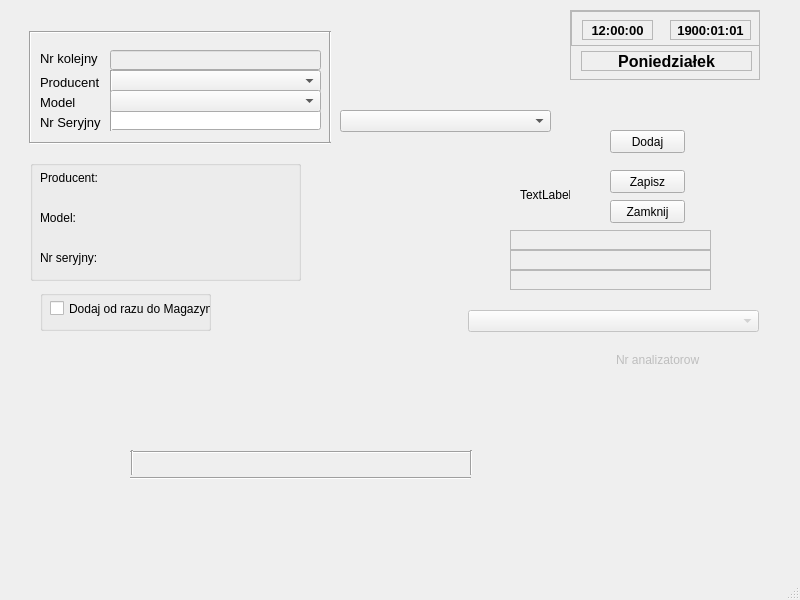
Astropl/OptiBase, file Urzadzenia/urzadzenia.ui: the form before one commit.
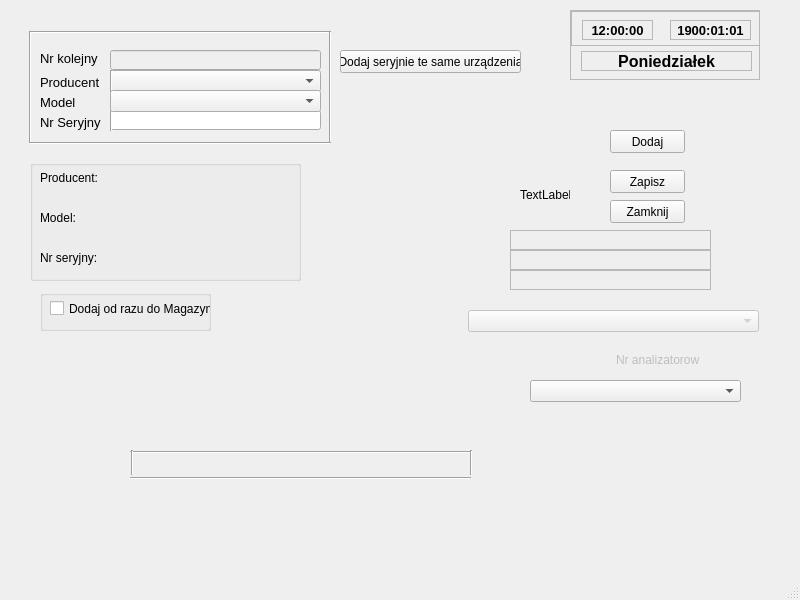
The form after the commit.

```diff
--- a/Urzadzenia/urzadzenia.ui
+++ b/Urzadzenia/urzadzenia.ui
@@ -349,8 +349,8 @@
    <widget class="QComboBox" name="comboBox_3">
     <property name="geometry">
      <rect>
-      <x>340</x>
-      <y>110</y>
+      <x>530</x>
+      <y>380</y>
       <width>211</width>
       <height>22</height>
      </rect>
@@ -587,6 +587,19 @@
      </property>
     </widget>
    </widget>
+   <widget class="QPushButton" name="pushButton_2">
+    <property name="geometry">
+     <rect>
+      <x>340</x>
+      <y>50</y>
+      <width>181</width>
+      <height>23</height>
+     </rect>
+    </property>
+    <property name="text">
+     <string>Dodaj seryjnie te same urządzenia</string>
+    </property>
+   </widget>
   </widget>
   <widget class="QMenuBar" name="menubar">
    <property name="geometry">
```
